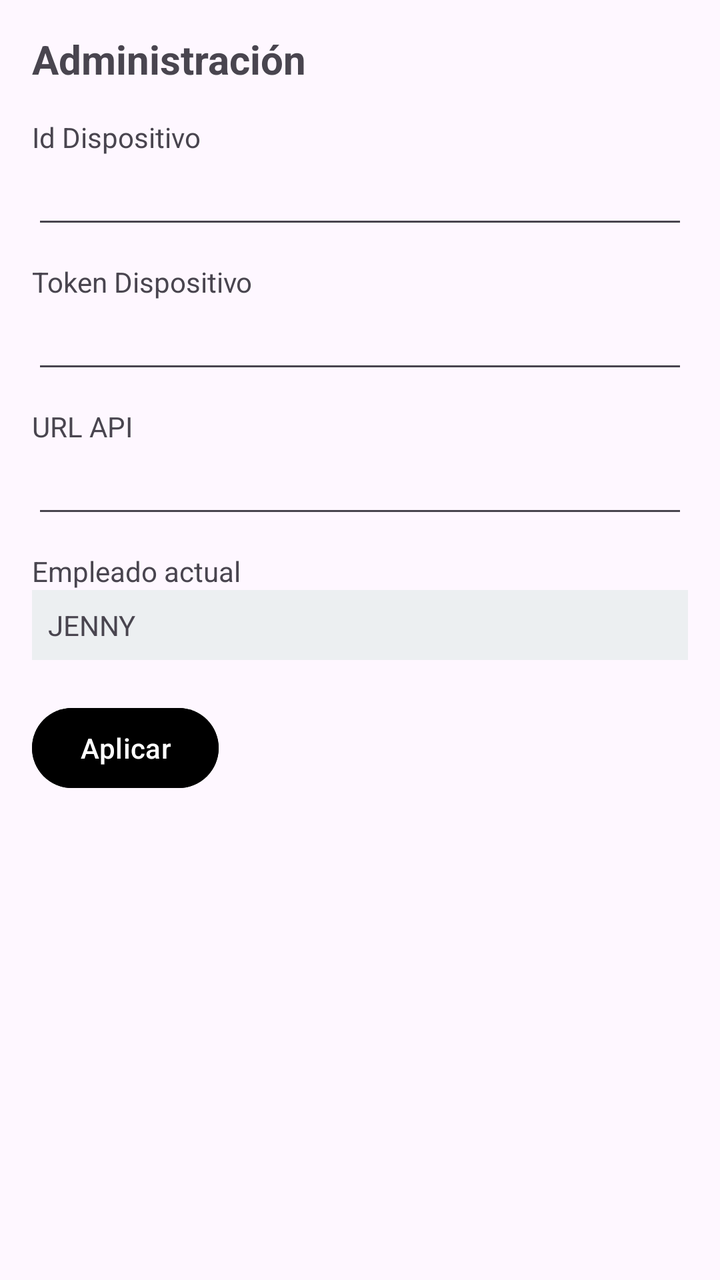
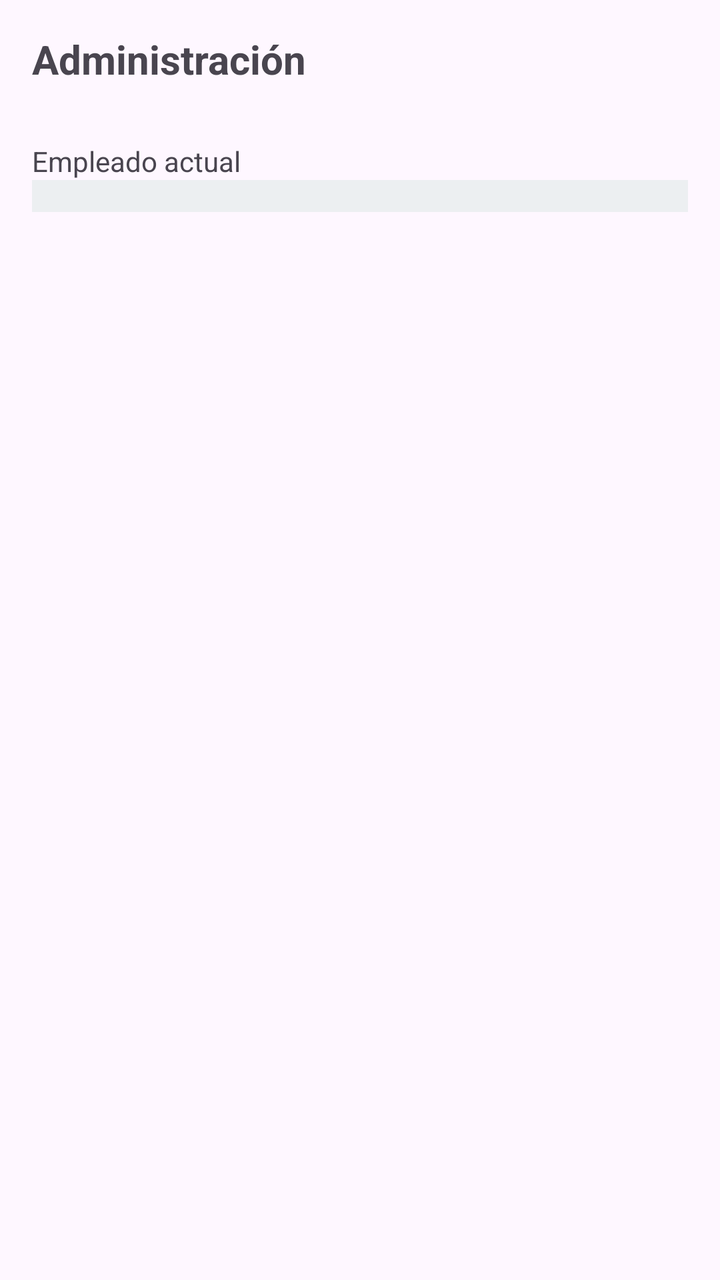

The first picture is an Android layout as it rendered before a commit; the second is the same layout after the commit. The layout source and the unified diff follow.
<!-- AndroidManifest.xml: application theme Theme.TPV -->
<!-- res/layout/fragment_settings.xml -->
<?xml version="1.0" encoding="utf-8"?>
<ScrollView xmlns:android="http://schemas.android.com/apk/res/android"
    android:layout_width="match_parent"
    android:layout_height="match_parent"
    android:padding="16dp">

    <LinearLayout
        android:orientation="vertical"
        android:layout_width="match_parent"
        android:layout_height="wrap_content">

        <TextView
            android:text="Administración"
            android:textSize="20sp"
            android:textStyle="bold"
            android:layout_marginBottom="16dp"
            android:layout_width="wrap_content"
            android:layout_height="wrap_content"/>

        <TextView
            android:text="Id Dispositivo"
            android:layout_width="wrap_content"
            android:layout_height="wrap_content"/>
        <EditText
            android:id="@+id/editTextIdDispositivo"
            android:layout_width="match_parent"
            android:layout_height="wrap_content"
            android:inputType="number" />

        <TextView
            android:text="Token Dispositivo"
            android:layout_marginTop="12dp"
            android:layout_width="wrap_content"
            android:layout_height="wrap_content"/>
        <EditText
            android:id="@+id/editTextToken"
            android:layout_width="match_parent"
            android:layout_height="wrap_content"
            android:inputType="text" />

        <TextView
            android:text="URL API"
            android:layout_marginTop="12dp"
            android:layout_width="wrap_content"
            android:layout_height="wrap_content"/>
        <EditText
            android:id="@+id/editTextUrlApi"
            android:layout_width="match_parent"
            android:layout_height="wrap_content"
            android:inputType="textUri" />

        <TextView
            android:text="Empleado actual"
            android:layout_marginTop="12dp"
            android:layout_width="wrap_content"
            android:layout_height="wrap_content"/>
        <TextView
            android:id="@+id/textEmpleado"
            android:layout_width="match_parent"
            android:layout_height="wrap_content"
            android:background="#ECEFF1"
            android:padding="8dp"
            android:text="JENNY"
            android:textAllCaps="true" />

        <Button
            android:id="@+id/buttonAplicar"
            android:text="Aplicar"
            android:layout_marginTop="20dp"
            android:layout_width="wrap_content"
            android:layout_height="wrap_content"
            android:backgroundTint="@color/material_dynamic_primary0"
            android:textColor="@android:color/white" />
    </LinearLayout>
</ScrollView>
<!-- resources referenced by this layout -->
<resources>
  <style name="Theme.TPV" parent="Base.Theme.TPV" />
  <style name="Base.Theme.TPV" parent="Theme.Material3.DayNight.NoActionBar">
          
          
      </style>
</resources>

<!-- the commit's change to res/layout/fragment_settings.xml (unified diff, before → after) -->
@@ -1,5 +1,6 @@
 <?xml version="1.0" encoding="utf-8"?>
 <ScrollView xmlns:android="http://schemas.android.com/apk/res/android"
+    xmlns:tools="http://schemas.android.com/tools"
     android:layout_width="match_parent"
     android:layout_height="match_parent"
     android:padding="16dp">
@@ -18,58 +19,16 @@
             android:layout_height="wrap_content"/>
 
         <TextView
-            android:text="Id Dispositivo"
-            android:layout_width="wrap_content"
-            android:layout_height="wrap_content"/>
-        <EditText
-            android:id="@+id/editTextIdDispositivo"
-            android:layout_width="match_parent"
-            android:layout_height="wrap_content"
-            android:inputType="number" />
-
-        <TextView
-            android:text="Token Dispositivo"
-            android:layout_marginTop="12dp"
-            android:layout_width="wrap_content"
-            android:layout_height="wrap_content"/>
-        <EditText
-            android:id="@+id/editTextToken"
-            android:layout_width="match_parent"
-            android:layout_height="wrap_content"
-            android:inputType="text" />
-
-        <TextView
-            android:text="URL API"
-            android:layout_marginTop="12dp"
-            android:layout_width="wrap_content"
-            android:layout_height="wrap_content"/>
-        <EditText
-            android:id="@+id/editTextUrlApi"
-            android:layout_width="match_parent"
-            android:layout_height="wrap_content"
-            android:inputType="textUri" />
-
-        <TextView
             android:text="Empleado actual"
             android:layout_marginTop="12dp"
             android:layout_width="wrap_content"
             android:layout_height="wrap_content"/>
-        <TextView
-            android:id="@+id/textEmpleado"
+        <Spinner
+            android:id="@+id/spinnerEmpleado"
             android:layout_width="match_parent"
             android:layout_height="wrap_content"
             android:background="#ECEFF1"
             android:padding="8dp"
-            android:text="JENNY"
             android:textAllCaps="true" />
-
-        <Button
-            android:id="@+id/buttonAplicar"
-            android:text="Aplicar"
-            android:layout_marginTop="20dp"
-            android:layout_width="wrap_content"
-            android:layout_height="wrap_content"
-            android:backgroundTint="@color/material_dynamic_primary0"
-            android:textColor="@android:color/white" />
     </LinearLayout>
 </ScrollView>
